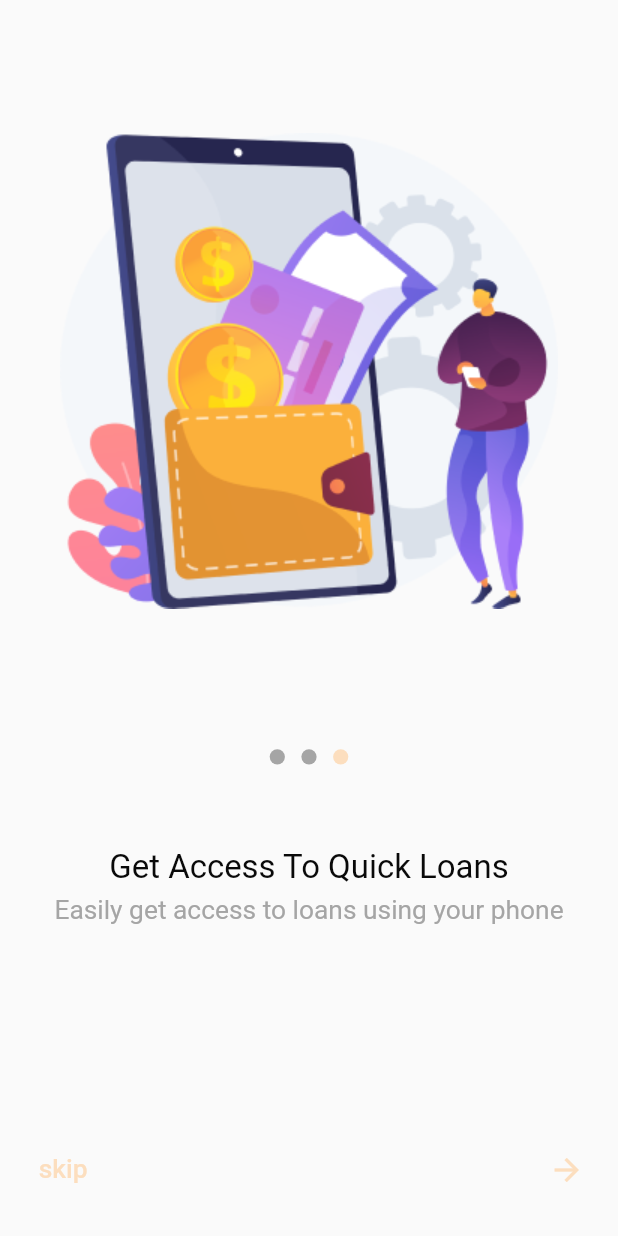
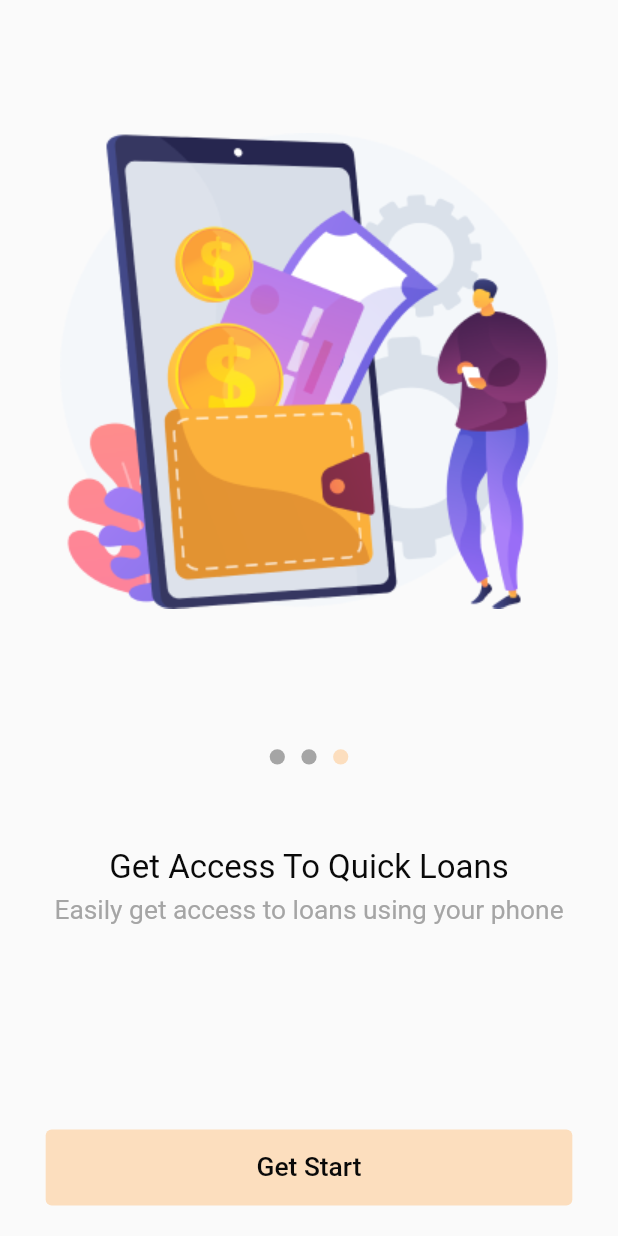
Before and after one commit to samermushtaha/loan, a Flutter app: the screen it shows after launch, swiped to page 3, on a phone screen of 412 x 824 dp. Run offline on Flutter 3.47's test engine with Material 2 defaults, Android fonts, the phone set to English and light mode, and no system bars; our stand-ins replace flutter_screenutil, get, get_storage.

Commit message:
Edit out boarding screen

```diff
--- a/lib/app_setting/app_color.dart
+++ b/lib/app_setting/app_color.dart
@@ -5,15 +5,18 @@ class AppColor{
   // Light color
   static const _lightOrange = Color(0xFFFCDEBE);
   static const _lightBlack = Color(0xFF090909);
+  static const _lightWhite = Color(0xFFFFFFFF);
   static const _lightGray = Color(0xFFA5A5A5);
 
   // Dark color
   static const _darkOrange = Color(0xFFFCDEBE);
-  static const _darkWhite = Color(0xFFFCDEBE);
+  static const _darkBlack = Color(0xFFFCDEBE);
+  static const _darkWhite = Color(0xFF090909);
   static const _darkGray = Color(0xFFFCDEBE);
 
   // Color
   static final orange = Get.isDarkMode ? _darkOrange : _lightOrange;
   static final black = Get.isDarkMode ? _darkWhite : _lightBlack;
+  static final white = Get.isDarkMode ? _darkBlack : _lightWhite;
   static final gray = Get.isDarkMode ? _darkGray : _lightGray;
 }
--- a/lib/controller/out_boarding_controller.dart
+++ b/lib/controller/out_boarding_controller.dart
@@ -4,14 +4,14 @@ import '../widget/app_out_boarding.dart';
 
 class OutBoardingController extends GetxController {
   late PageController pageController;
-  late List<AppOutBoarding> outBoardingList;
+  late List<AppOutBoarding> pages;
   int pageIndex = 0;
 
   @override
   void onInit() {
     super.onInit();
     pageController = PageController();
-    outBoardingList = [
+    pages = [
       AppOutBoarding(
         controller: this,
         image: 'images/img_out_boarding_1.png',
@@ -45,7 +45,7 @@ class OutBoardingController extends GetxController {
   }
 
   void onNextPageClick(int index){
-    if(index == 2){
+    if(index == pages.length - 1){
       // Go to Sign in
     }else{
       pageController.nextPage(duration: Duration(milliseconds: 500,), curve: Curves.easeInOut);
@@ -55,4 +55,8 @@ class OutBoardingController extends GetxController {
   void onSkipClick(){
     // Go to Sign in
   }
+
+  void onGetStartClick(){
+    // Go to Sign in
+  }
 }
--- a/lib/screen/out_boarding_screen.dart
+++ b/lib/screen/out_boarding_screen.dart
@@ -14,7 +14,7 @@ class OutBoardingScreen extends StatelessWidget {
         controller: controller.pageController,
         scrollDirection: Axis.horizontal,
         onPageChanged: (index){controller.onPageChange(index);},
-        children: controller.outBoardingList,
+        children: controller.pages,
       ),
     );
   }
--- /dev/null
+++ b/lib/widget/app_button.dart
@@ -0,0 +1,32 @@
+import 'package:flutter/material.dart';
+import 'package:flutter_screenutil/flutter_screenutil.dart';
+import '../app_setting/app_color.dart';
+import '../app_setting/app_font.dart';
+
+class AppButton extends StatelessWidget {
+  late Function() onClick;
+  late Color color;
+  late String title;
+  AppButton({required this.onClick, required this.title, required this.color});
+
+  @override
+  Widget build(BuildContext context) {
+    return ElevatedButton(
+      onPressed: () {
+        onClick();
+      },
+      child: Text(
+        title,
+        style: TextStyle(
+          color: AppColor.black,
+          fontSize: AppFont.medium,
+          fontFamily: AppFont.fontFamily,
+        ),
+      ),
+      style: ElevatedButton.styleFrom(
+          primary: color,
+          minimumSize: Size(double.infinity, 50.h),
+          elevation: 0),
+    );
+  }
+}
--- a/lib/widget/app_out_boarding.dart
+++ b/lib/widget/app_out_boarding.dart
@@ -1,21 +1,28 @@
 import 'package:flutter/material.dart';
 import 'package:flutter_screenutil/flutter_screenutil.dart';
+import 'package:get/get.dart';
 import 'package:loan_app/controller/out_boarding_controller.dart';
+import 'package:loan_app/widget/app_button.dart';
 import '../app_setting/app_color.dart';
 import '../app_setting/app_font.dart';
 
 class AppOutBoarding extends StatelessWidget {
-
   late String image;
   late String title;
   late String subTitle;
   late OutBoardingController controller;
-  AppOutBoarding({required this.image, required this.title, required this.subTitle, required this.controller});
+
+  AppOutBoarding(
+      {required this.image,
+      required this.title,
+      required this.subTitle,
+      required this.controller});
 
   @override
   Widget build(BuildContext context) {
-    return  Column(
+    return Column(
       children: [
+        /// Image
         Container(
           width: double.infinity,
           height: 0.6.sh,
@@ -23,14 +30,19 @@ class AppOutBoarding extends StatelessWidget {
             child: Image.asset(image),
           ),
         ),
-        SizedBox(
+
+        /// Selected page
+        GetBuilder<OutBoardingController>(builder: (controller) {
+          return SizedBox(
             height: 20.h,
             child: ListView.separated(
               shrinkWrap: true,
               scrollDirection: Axis.horizontal,
               itemBuilder: (context, index) {
                 return CircleAvatar(
-                backgroundColor: controller.pageIndex == index ? AppColor.orange : AppColor.gray,
+                  backgroundColor: controller.pageIndex == index
+                      ? AppColor.orange
+                      : AppColor.gray,
                   radius: 5.r,
                 );
               },
@@ -39,10 +51,13 @@ class AppOutBoarding extends StatelessWidget {
                   width: 10.w,
                 );
               },
-            itemCount: controller.outBoardingList.length,
+              itemCount: controller.pages.length,
             ),
-        ),
+          );
+        }),
         SizedBox(height: 50.h),
+
+        /// Title
         Padding(
           padding: const EdgeInsets.symmetric(horizontal: 20).r,
           child: Text(
@@ -56,6 +71,8 @@ class AppOutBoarding extends StatelessWidget {
         SizedBox(
           height: 5.h,
         ),
+
+        /// Subtitle
         Padding(
           padding: const EdgeInsets.symmetric(horizontal: 20).r,
           child: Text(
@@ -67,15 +84,21 @@ class AppOutBoarding extends StatelessWidget {
             ),
           ),
         ),
-        Expanded(
+
+        ///Next Page
+        GetBuilder<OutBoardingController>(builder: (controller) {
+          return Expanded(
             child: Container(
               padding: EdgeInsets.symmetric(horizontal: 10, vertical: 20).r,
               alignment: Alignment.bottomCenter,
-            child: Row(
+              child: controller.pageIndex != controller.pages.length - 1
+                  ? Row(
                       mainAxisSize: MainAxisSize.min,
                       children: [
                         TextButton(
-                  onPressed: () {controller.onSkipClick();},
+                          onPressed: () {
+                            controller.onSkipClick();
+                          },
                           child: Text(
                             'skip',
                             style: TextStyle(
@@ -86,19 +109,31 @@ class AppOutBoarding extends StatelessWidget {
                         ),
                         Spacer(),
                         IconButton(
-                  onPressed: () {controller.onNextPageClick(controller.pageIndex);},
+                          onPressed: () {
+                            controller.onNextPageClick(controller.pageIndex);
+                          },
                           icon: Container(
-                    decoration: BoxDecoration(shape: BoxShape.circle),
+                            decoration: BoxDecoration(
+                              shape: BoxShape.circle,
+                              color: AppColor.orange,
+                            ),
+                            child: Center(
                               child: Icon(
                                 Icons.arrow_forward,
-                      color: AppColor.orange,
+                                color: AppColor.white,
+                              ),
                             ),
                           ),
                         )
                       ],
+                    )
+                  : Padding(
+                      padding: const EdgeInsets.symmetric(horizontal: 20).r,
+                      child: AppButton(onClick: (){}, title: 'Get Start', color: AppColor.orange),
                     ),
             ),
-        ),
+          );
+        }),
       ],
     );
   }
```
Lines whose indentation alone changed are shown as unchanged.
